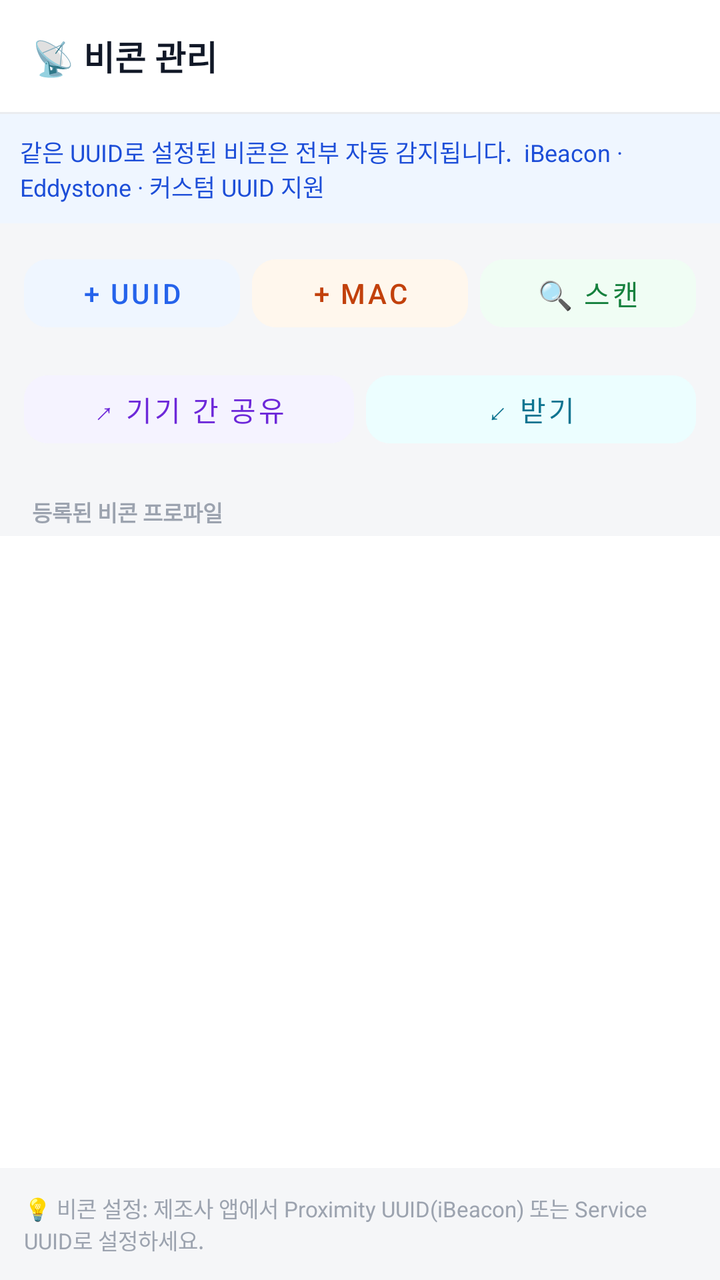
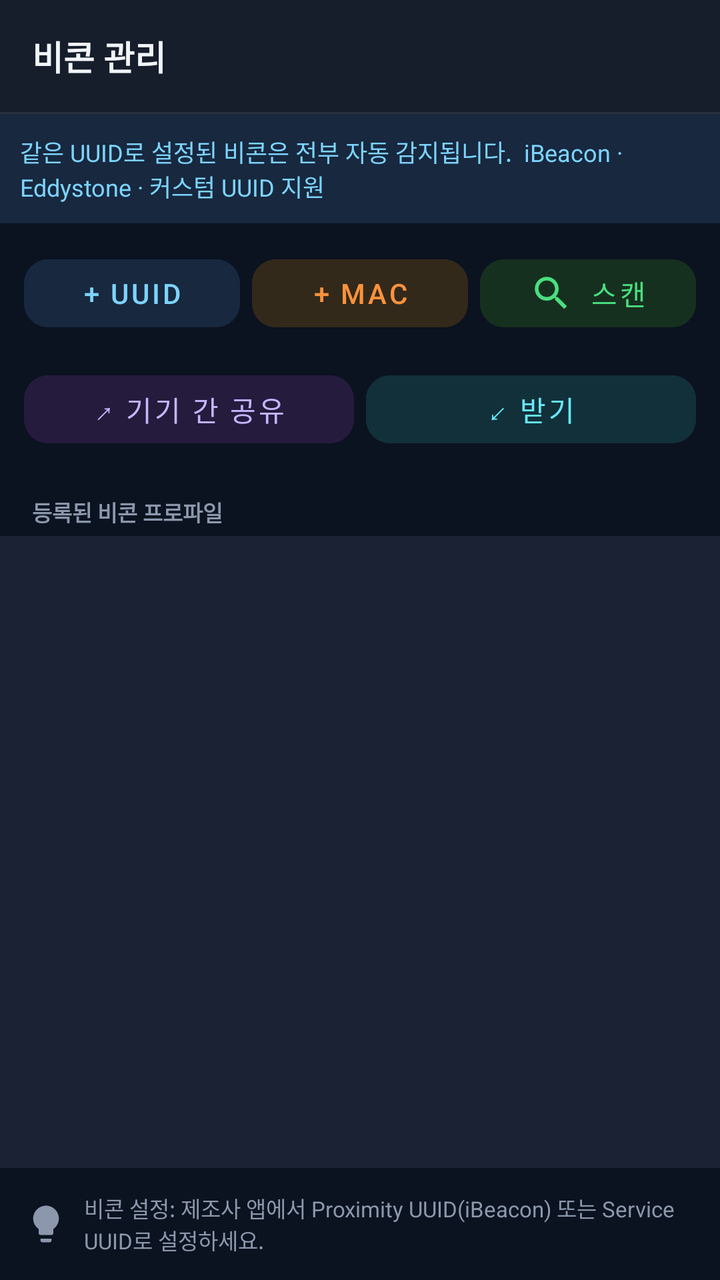

The first picture is an Android layout as it rendered before a commit; the second is the same layout after the commit. The layout source and the unified diff follow.
<!-- AndroidManifest.xml: application theme Theme.SafeAlert -->
<!-- res/layout/activity_beacon_manager.xml -->
<?xml version="1.0" encoding="utf-8"?>
<LinearLayout xmlns:android="http://schemas.android.com/apk/res/android"
    xmlns:app="http://schemas.android.com/apk/res-auto"
    android:layout_width="match_parent"
    android:layout_height="match_parent"
    android:orientation="vertical"
    android:background="#F5F6F8">

    
    <LinearLayout android:layout_width="match_parent" android:layout_height="56dp"
        android:orientation="horizontal" android:paddingStart="16dp" android:paddingEnd="8dp"
        android:gravity="center_vertical" android:background="#FFFFFF">
        <TextView android:layout_width="0dp" android:layout_height="wrap_content"
            android:layout_weight="1" android:text="📡 비콘 관리"
            android:textSize="17sp" android:textStyle="bold" android:textColor="#111827"/>
        <TextView android:id="@+id/tv_count"
            android:layout_width="wrap_content" android:layout_height="wrap_content"
            android:textSize="12sp" android:textColor="#9CA3AF" android:layout_marginEnd="8dp"/>
    </LinearLayout>
    <View android:layout_width="match_parent" android:layout_height="1dp" android:background="#EAECF0"/>

    
    <TextView android:layout_width="match_parent" android:layout_height="wrap_content"
        android:background="#EFF6FF" android:padding="10dp"
        android:text="같은 UUID로 설정된 비콘은 전부 자동 감지됩니다.  iBeacon · Eddystone · 커스텀 UUID 지원"
        android:textSize="12sp" android:textColor="#1D4ED8"/>

    
    <LinearLayout android:layout_width="match_parent" android:layout_height="wrap_content"
        android:orientation="horizontal" android:padding="12dp" android:gravity="center">
        <Button android:id="@+id/btn_add_uuid"
            android:layout_width="0dp" android:layout_height="46dp" android:layout_weight="1"
            android:text="+ UUID"
            style="@style/Widget.MaterialComponents.Button.UnelevatedButton"
            app:cornerRadius="12dp"
            android:backgroundTint="#EFF6FF" android:textColor="#2563EB"/>
        <View android:layout_width="6dp" android:layout_height="1dp"/>
        <Button android:id="@+id/btn_add_mac"
            android:layout_width="0dp" android:layout_height="46dp" android:layout_weight="1"
            android:text="+ MAC"
            style="@style/Widget.MaterialComponents.Button.UnelevatedButton"
            app:cornerRadius="12dp"
            android:backgroundTint="#FFF7ED" android:textColor="#C2410C"/>
        <View android:layout_width="6dp" android:layout_height="1dp"/>
        <Button android:id="@+id/btn_scan"
            android:layout_width="0dp" android:layout_height="46dp" android:layout_weight="1"
            android:text="🔍 스캔"
            style="@style/Widget.MaterialComponents.Button.UnelevatedButton"
            app:cornerRadius="12dp"
            android:backgroundTint="#F0FDF4" android:textColor="#15803D"/>
    </LinearLayout>

    
    <LinearLayout android:layout_width="match_parent" android:layout_height="wrap_content"
        android:orientation="horizontal"
        android:paddingStart="12dp" android:paddingEnd="12dp" android:paddingBottom="12dp"
        android:gravity="center">
        <Button android:id="@+id/btn_share"
            android:layout_width="0dp" android:layout_height="46dp" android:layout_weight="1"
            android:text="↗ 기기 간 공유"
            style="@style/Widget.MaterialComponents.Button.UnelevatedButton"
            app:cornerRadius="12dp"
            android:backgroundTint="#F5F3FF" android:textColor="#6D28D9"/>
        <View android:layout_width="6dp" android:layout_height="1dp"/>
        <Button android:id="@+id/btn_receive"
            android:layout_width="0dp" android:layout_height="46dp" android:layout_weight="1"
            android:text="↙ 받기"
            style="@style/Widget.MaterialComponents.Button.UnelevatedButton"
            app:cornerRadius="12dp"
            android:backgroundTint="#ECFEFF" android:textColor="#0E7490"/>
    </LinearLayout>

    
    <LinearLayout android:id="@+id/layout_scan_result"
        android:layout_width="match_parent"
        android:layout_height="0dp"
        android:layout_weight="1"
        android:orientation="vertical"
        android:visibility="gone">

        <LinearLayout android:layout_width="match_parent" android:layout_height="wrap_content"
            android:orientation="horizontal" android:paddingStart="16dp" android:paddingEnd="16dp"
            android:paddingTop="8dp" android:paddingBottom="4dp" android:gravity="center_vertical">
            <TextView android:layout_width="0dp" android:layout_height="wrap_content"
                android:layout_weight="1"
                android:text="주변 발견 기기 (탭하여 등록)"
                android:textSize="11sp" android:textColor="#9CA3AF" android:textStyle="bold"/>
            <TextView android:id="@+id/tv_scan_status"
                android:layout_width="wrap_content" android:layout_height="wrap_content"
                android:textSize="11sp" android:textColor="#6B7280"/>
        </LinearLayout>

        <androidx.recyclerview.widget.RecyclerView
            android:id="@+id/rv_nearby"
            android:layout_width="match_parent"
            android:layout_height="0dp"
            android:layout_weight="1"
            android:background="#FFFFFF"
            android:paddingStart="8dp" android:paddingEnd="8dp"/>

        <View android:layout_width="match_parent" android:layout_height="1dp"
            android:background="#EAECF0"/>
    </LinearLayout>

    
    <LinearLayout
        android:layout_width="match_parent"
        android:layout_height="0dp"
        android:layout_weight="1"
        android:orientation="vertical">

        <TextView android:layout_width="match_parent" android:layout_height="wrap_content"
            android:text="등록된 비콘 프로파일"
            android:textSize="11sp" android:textColor="#9CA3AF" android:textStyle="bold"
            android:paddingStart="16dp" android:paddingTop="8dp" android:paddingBottom="4dp"/>

        <androidx.recyclerview.widget.RecyclerView
            android:id="@+id/rv_registered"
            android:layout_width="match_parent"
            android:layout_height="0dp"
            android:layout_weight="1"
            android:background="#FFFFFF"
            android:paddingStart="8dp" android:paddingEnd="8dp"/>

        <TextView android:layout_width="match_parent" android:layout_height="wrap_content"
            android:padding="12dp"
            android:text="💡 비콘 설정: 제조사 앱에서 Proximity UUID(iBeacon) 또는 Service UUID로 설정하세요."
            android:textSize="11sp" android:textColor="#9CA3AF"/>
    </LinearLayout>

</LinearLayout>
<!-- resources referenced by this layout -->
<resources>
  <style name="Theme.SafeAlert" parent="Theme.MaterialComponents.Light.NoActionBar">
          <item name="colorPrimary">@color/purple_500</item>
          <item name="colorPrimaryVariant">@color/purple_700</item>
          <item name="colorOnPrimary">@color/white</item>
          <item name="colorSecondary">@color/teal_200</item>
          <item name="colorSecondaryVariant">@color/teal_700</item>
          <item name="colorOnSecondary">@color/black</item>
          <item name="android:statusBarColor">?attr/colorPrimaryVariant</item>
      </style>
  <color name="purple_500">#FF6200EE</color>
  <color name="purple_700">#FF3700B3</color>
  <color name="white">#FFFFFFFF</color>
  <color name="teal_200">#FF03DAC5</color>
  <color name="teal_700">#FF018786</color>
  <color name="black">#FF000000</color>
</resources>

<!-- the commit's change to res/layout/activity_beacon_manager.xml (unified diff, before → after) -->
@@ -4,26 +4,26 @@
     android:layout_width="match_parent"
     android:layout_height="match_parent"
     android:orientation="vertical"
-    android:background="#F5F6F8">
+    android:background="@color/sa_bg">
 
     
     <LinearLayout android:layout_width="match_parent" android:layout_height="56dp"
         android:orientation="horizontal" android:paddingStart="16dp" android:paddingEnd="8dp"
-        android:gravity="center_vertical" android:background="#FFFFFF">
+        android:gravity="center_vertical" android:background="@color/sa_surface_alt">
         <TextView android:layout_width="0dp" android:layout_height="wrap_content"
-            android:layout_weight="1" android:text="📡 비콘 관리"
-            android:textSize="17sp" android:textStyle="bold" android:textColor="#111827"/>
+            android:layout_weight="1" android:text="비콘 관리"
+            android:textSize="@dimen/sa_type_topbar" android:textStyle="bold" android:textColor="@color/sa_text_primary"/>
         <TextView android:id="@+id/tv_count"
             android:layout_width="wrap_content" android:layout_height="wrap_content"
-            android:textSize="12sp" android:textColor="#9CA3AF" android:layout_marginEnd="8dp"/>
+            android:textSize="@dimen/sa_type_caption" android:textColor="@color/sa_text_tertiary" android:layout_marginEnd="8dp"/>
     </LinearLayout>
-    <View android:layout_width="match_parent" android:layout_height="1dp" android:background="#EAECF0"/>
+    <View android:layout_width="match_parent" android:layout_height="1dp" android:background="@color/sa_divider"/>
 
     
     <TextView android:layout_width="match_parent" android:layout_height="wrap_content"
-        android:background="#EFF6FF" android:padding="10dp"
+        android:background="@color/sa_tint_blue" android:padding="10dp"
         android:text="같은 UUID로 설정된 비콘은 전부 자동 감지됩니다.  iBeacon · Eddystone · 커스텀 UUID 지원"
-        android:textSize="12sp" android:textColor="#1D4ED8"/>
+        android:textSize="@dimen/sa_type_caption" android:textColor="@color/sa_accent"/>
 
     
     <LinearLayout android:layout_width="match_parent" android:layout_height="wrap_content"
@@ -33,21 +33,24 @@
             android:text="+ UUID"
             style="@style/Widget.MaterialComponents.Button.UnelevatedButton"
             app:cornerRadius="12dp"
-            android:backgroundTint="#EFF6FF" android:textColor="#2563EB"/>
+            android:backgroundTint="@color/sa_tint_blue" android:textColor="@color/sa_accent"/>
         <View android:layout_width="6dp" android:layout_height="1dp"/>
         <Button android:id="@+id/btn_add_mac"
             android:layout_width="0dp" android:layout_height="46dp" android:layout_weight="1"
             android:text="+ MAC"
             style="@style/Widget.MaterialComponents.Button.UnelevatedButton"
             app:cornerRadius="12dp"
-            android:backgroundTint="#FFF7ED" android:textColor="#C2410C"/>
+            android:backgroundTint="@color/sa_tint_amber" android:textColor="@color/sa_orange"/>
         <View android:layout_width="6dp" android:layout_height="1dp"/>
         <Button android:id="@+id/btn_scan"
             android:layout_width="0dp" android:layout_height="46dp" android:layout_weight="1"
-            android:text="🔍 스캔"
+            android:text="스캔"
+            app:icon="@drawable/ic_search"
+            app:iconTint="@color/sa_safe"
+            app:iconGravity="textStart"
             style="@style/Widget.MaterialComponents.Button.UnelevatedButton"
             app:cornerRadius="12dp"
-            android:backgroundTint="#F0FDF4" android:textColor="#15803D"/>
+            android:backgroundTint="@color/sa_tint_green" android:textColor="@color/sa_safe"/>
     </LinearLayout>
 
     
@@ -60,14 +63,14 @@
             android:text="↗ 기기 간 공유"
             style="@style/Widget.MaterialComponents.Button.UnelevatedButton"
             app:cornerRadius="12dp"
-            android:backgroundTint="#F5F3FF" android:textColor="#6D28D9"/>
+            android:backgroundTint="@color/sa_tint_violet" android:textColor="@color/sa_violet"/>
         <View android:layout_width="6dp" android:layout_height="1dp"/>
         <Button android:id="@+id/btn_receive"
             android:layout_width="0dp" android:layout_height="46dp" android:layout_weight="1"
             android:text="↙ 받기"
             style="@style/Widget.MaterialComponents.Button.UnelevatedButton"
             app:cornerRadius="12dp"
-            android:backgroundTint="#ECFEFF" android:textColor="#0E7490"/>
+            android:backgroundTint="@color/sa_tint_cyan" android:textColor="@color/sa_cyan"/>
     </LinearLayout>
 
     
@@ -84,10 +87,10 @@
             <TextView android:layout_width="0dp" android:layout_height="wrap_content"
                 android:layout_weight="1"
                 android:text="주변 발견 기기 (탭하여 등록)"
-                android:textSize="11sp" android:textColor="#9CA3AF" android:textStyle="bold"/>
+                android:textSize="@dimen/sa_type_hint" android:textColor="@color/sa_text_tertiary" android:textStyle="bold"/>
             <TextView android:id="@+id/tv_scan_status"
                 android:layout_width="wrap_content" android:layout_height="wrap_content"
-                android:textSize="11sp" android:textColor="#6B7280"/>
+                android:textSize="@dimen/sa_type_hint" android:textColor="@color/sa_text_tertiary"/>
         </LinearLayout>
 
         <androidx.recyclerview.widget.RecyclerView
@@ -95,11 +98,11 @@
             android:layout_width="match_parent"
             android:layout_height="0dp"
             android:layout_weight="1"
-            android:background="#FFFFFF"
+            android:background="@color/sa_surface"
             android:paddingStart="8dp" android:paddingEnd="8dp"/>
 
         <View android:layout_width="match_parent" android:layout_height="1dp"
-            android:background="#EAECF0"/>
+            android:background="@color/sa_divider"/>
     </LinearLayout>
 
     
@@ -111,7 +114,7 @@
 
         <TextView android:layout_width="match_parent" android:layout_height="wrap_content"
             android:text="등록된 비콘 프로파일"
-            android:textSize="11sp" android:textColor="#9CA3AF" android:textStyle="bold"
+            android:textSize="@dimen/sa_type_hint" android:textColor="@color/sa_text_tertiary" android:textStyle="bold"
             android:paddingStart="16dp" android:paddingTop="8dp" android:paddingBottom="4dp"/>
 
         <androidx.recyclerview.widget.RecyclerView
@@ -119,13 +122,16 @@
             android:layout_width="match_parent"
             android:layout_height="0dp"
             android:layout_weight="1"
-            android:background="#FFFFFF"
+            android:background="@color/sa_surface"
             android:paddingStart="8dp" android:paddingEnd="8dp"/>
 
         <TextView android:layout_width="match_parent" android:layout_height="wrap_content"
             android:padding="12dp"
-            android:text="💡 비콘 설정: 제조사 앱에서 Proximity UUID(iBeacon) 또는 Service UUID로 설정하세요."
-            android:textSize="11sp" android:textColor="#9CA3AF"/>
+            android:text="비콘 설정: 제조사 앱에서 Proximity UUID(iBeacon) 또는 Service UUID로 설정하세요."
+            android:drawableStart="@drawable/ic_bulb"
+            android:drawableTint="@color/sa_text_tertiary"
+            android:drawablePadding="@dimen/sa_space_sm"
+            android:textSize="@dimen/sa_type_hint" android:textColor="@color/sa_text_tertiary"/>
     </LinearLayout>
 
 </LinearLayout>
<!-- resource entries referenced after the edit -->
@@ -1,19 +1,76 @@
 <!-- resources referenced by this layout -->
 <resources>
-  <style name="Theme.SafeAlert" parent="Theme.MaterialComponents.Light.NoActionBar">
-          <item name="colorPrimary">@color/purple_500</item>
-          <item name="colorPrimaryVariant">@color/purple_700</item>
-          <item name="colorOnPrimary">@color/white</item>
-          <item name="colorSecondary">@color/teal_200</item>
-          <item name="colorSecondaryVariant">@color/teal_700</item>
-          <item name="colorOnSecondary">@color/black</item>
-          <item name="android:statusBarColor">?attr/colorPrimaryVariant</item>
+  <color name="sa_accent">#7DD3FC</color>
+  <color name="sa_bg">#0B1220</color>
+  <color name="sa_cyan">#67E8F9</color>
+  <color name="sa_divider">#1FFFFFFF</color>
+  <color name="sa_orange">#FB923C</color>
+  <color name="sa_safe">#4ADE80</color>
+  <color name="sa_surface">#1A2233</color>
+  <color name="sa_surface_alt">#161D2B</color>
+  <color name="sa_text_primary">#F1F5F9</color>
+  <color name="sa_text_tertiary">#8B98AC</color>
+  <color name="sa_tint_amber">#33291A</color>
+  <color name="sa_tint_blue">#17283F</color>
+  <color name="sa_tint_cyan">#12303A</color>
+  <color name="sa_tint_green">#16301F</color>
+  <color name="sa_tint_violet">#241B3D</color>
+  <color name="sa_violet">#C4B5FD</color>
+  <dimen name="sa_space_sm">8dp</dimen>
+  <dimen name="sa_type_caption">12sp</dimen>
+  <dimen name="sa_type_hint">11sp</dimen>
+  <dimen name="sa_type_topbar">17sp</dimen>
+  <!-- drawable ic_bulb (drawable) -->
+  <?xml version="1.0" encoding="utf-8"?>
+  <vector xmlns:android="http://schemas.android.com/apk/res/android"
+      android:width="@dimen/sa_icon_sm"
+      android:height="@dimen/sa_icon_sm"
+      android:viewportWidth="24"
+      android:viewportHeight="24">
+      <path
+          android:fillColor="@color/sa_text_tertiary"
+          android:pathData="M9,21c0,0.55 0.45,1 1,1h4c0.55,0 1,-0.45 1,-1v-1H9zM12,2C8.14,2 5,5.14 5,9c0,2.38 1.19,4.47 3,5.74V17c0,0.55 0.45,1 1,1h6c0.55,0 1,-0.45 1,-1v-2.26c1.81,-1.27 3,-3.36 3,-5.74 0,-3.86 -3.14,-7 -7,-7z" />
+  </vector>
+  <!-- drawable ic_search (drawable) -->
+  <?xml version="1.0" encoding="utf-8"?>
+  <vector xmlns:android="http://schemas.android.com/apk/res/android"
+      android:width="@dimen/sa_icon_sm"
+      android:height="@dimen/sa_icon_sm"
+      android:viewportWidth="24"
+      android:viewportHeight="24">
+      <path
+          android:fillColor="@color/sa_safe"
+          android:pathData="M15.5,14h-0.79l-0.28,-0.27C15.41,12.59 16,11.11 16,9.5 16,5.91 13.09,3 9.5,3S3,5.91 3,9.5 5.91,16 9.5,16c1.61,0 3.09,-0.59 4.23,-1.57l0.27,0.28v0.79l5,4.99L20.49,19l-4.99,-5zM9.5,14C7.01,14 5,11.99 5,9.5S7.01,5 9.5,5 14,7.01 14,9.5 11.99,14 9.5,14z" />
+  </vector>
+  <style name="Theme.SafeAlert" parent="Theme.MaterialComponents.NoActionBar">
+          <item name="colorPrimary">@color/sa_accent</item>
+          <item name="colorPrimaryVariant">@color/sa_accent_dim</item>
+          <item name="colorOnPrimary">@color/sa_on_accent</item>
+          <item name="colorSecondary">@color/sa_accent_dim</item>
+          <item name="colorSecondaryVariant">@color/sa_accent_dim</item>
+          <item name="colorOnSecondary">@color/sa_on_accent</item>
+  
+          <item name="android:colorBackground">@color/sa_bg</item>
+          <item name="colorOnBackground">@color/sa_text_primary</item>
+          <item name="colorSurface">@color/sa_surface</item>
+          <item name="colorOnSurface">@color/sa_text_primary</item>
+          <item name="colorError">@color/sa_danger</item>
+          <item name="colorOnError">@color/sa_on_accent</item>
+  
+          <item name="android:textColorPrimary">@color/sa_text_primary</item>
+          <item name="android:textColorSecondary">@color/sa_text_secondary</item>
+          <item name="android:textColorHint">@color/sa_text_tertiary</item>
+  
+          
+          <item name="android:windowBackground">@color/sa_bg</item>
+          <item name="android:statusBarColor">@color/sa_bg</item>
+          <item name="android:navigationBarColor">@color/sa_bg</item>
+          <item name="android:windowLightStatusBar">false</item>
       </style>
-  <color name="purple_500">#FF6200EE</color>
-  <color name="purple_700">#FF3700B3</color>
-  <color name="white">#FFFFFFFF</color>
-  <color name="teal_200">#FF03DAC5</color>
-  <color name="teal_700">#FF018786</color>
-  <color name="black">#FF000000</color>
+  <dimen name="sa_icon_sm">22dp</dimen>
+  <color name="sa_accent_dim">#60A5FA</color>
+  <color name="sa_on_accent">#0B1220</color>
+  <color name="sa_danger">#FB7185</color>
+  <color name="sa_text_secondary">#C3CDDC</color>
 </resources>
 
